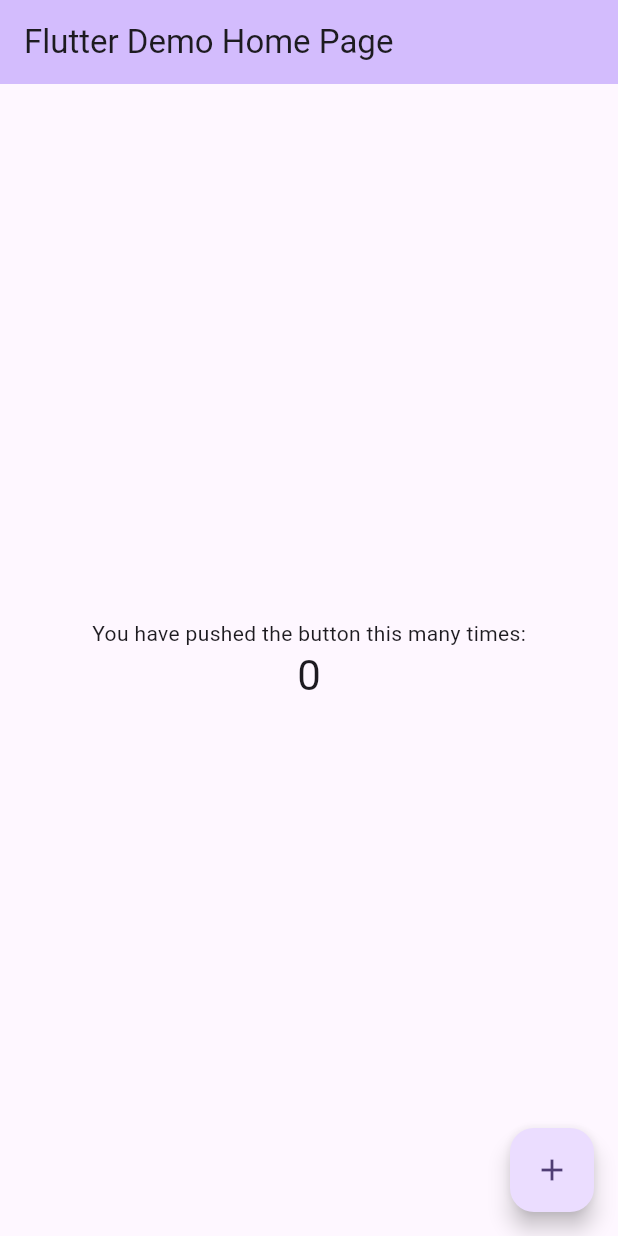
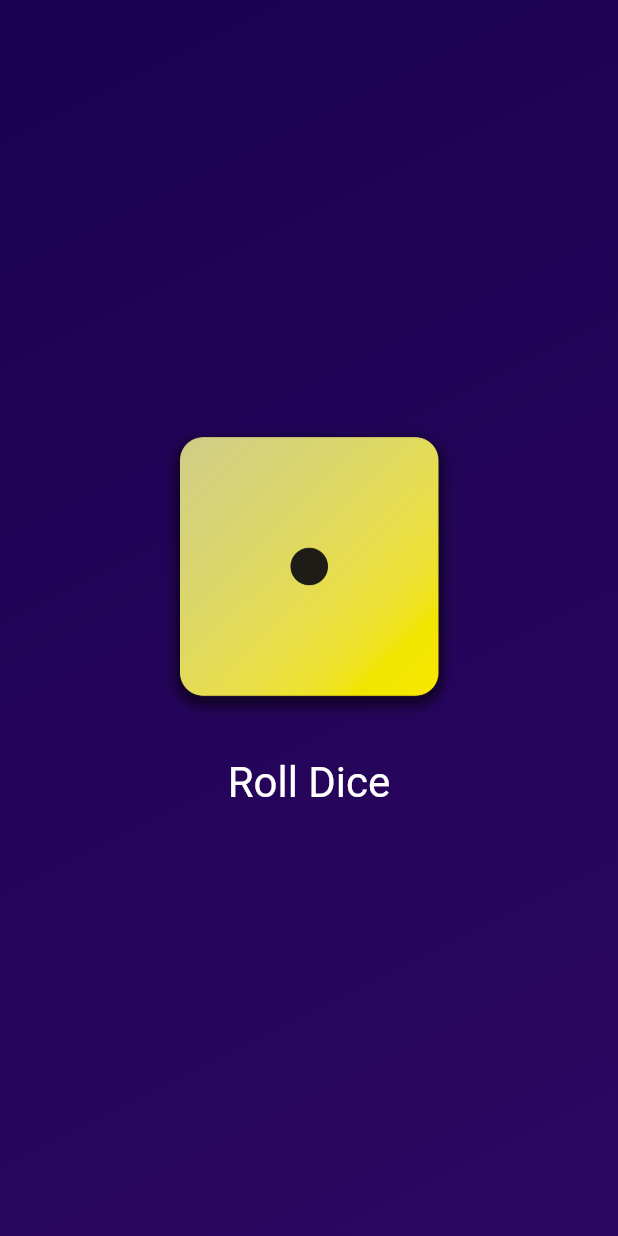
Before and after one commit to gustavoDuarte96/roll_dice_app, a Flutter app: the screen it shows after launch, on a phone screen of 412 x 824 dp. Run offline on Flutter 3.47's test engine with Material 3 defaults, Android fonts, the phone set to English and light mode, and no system bars.

Commit message:
Finish app

```diff
--- /dev/null
+++ b/lib/dice_roller.dart
@@ -0,0 +1,41 @@
+import 'package:flutter/material.dart';
+import 'dart:math';
+
+final randomizer = Random();
+
+class DiceRoller extends StatefulWidget {
+  const DiceRoller({super.key});
+
+  @override
+  State<DiceRoller> createState() {
+    return _DiceRollerState();
+  }
+}
+
+class _DiceRollerState extends State<DiceRoller> {
+  var currentDiceNumber = 1;
+
+  void rollDice() {
+    setState(() {
+      currentDiceNumber = randomizer.nextInt(6) + 1;
+    });
+  }
+
+  @override
+  Widget build(context) {
+    return Column(
+          mainAxisAlignment: MainAxisAlignment.center,
+          children: [
+            Image.asset(
+              'assets/images/dice-$currentDiceNumber.png',
+              width: 200,
+            ),
+            const SizedBox(height: 20),
+            TextButton(
+                onPressed: rollDice,
+                style: TextButton.styleFrom(foregroundColor: Colors.white, textStyle: const TextStyle(fontSize: 28)),
+                child: const Text('Roll Dice'))
+          ],
+        );
+  }
+}
--- /dev/null
+++ b/lib/gradient_container.dart
@@ -0,0 +1,30 @@
+import 'package:flutter/material.dart';
+import 'package:roll_dice_app/dice_roller.dart';
+
+const startAlignament = Alignment.topLeft;
+const endAlignament = Alignment.bottomRight;
+
+class GradientContainer extends StatelessWidget {
+  const GradientContainer(this.startColor, this.endColor, {super.key});
+
+  final Color startColor;
+  final Color endColor;
+
+  @override
+  Widget build(context) {
+    return Container(
+      decoration: BoxDecoration(
+          gradient: LinearGradient(
+        colors: [
+          startColor,
+          endColor,
+        ],
+        begin: startAlignament,
+        end: endAlignament,
+      )),
+      child: const Center(
+        child: DiceRoller(),
+      )
+    );
+  }
+}
--- a/lib/main.dart
+++ b/lib/main.dart
@@ -1,125 +1,14 @@
 import 'package:flutter/material.dart';
+import 'package:roll_dice_app/gradient_container.dart';
 
 void main() {
-  runApp(const MyApp());
+  runApp(principal);
 }
 
-class MyApp extends StatelessWidget {
-  const MyApp({super.key});
-
-  // This widget is the root of your application.
-  @override
-  Widget build(BuildContext context) {
-    return MaterialApp(
-      title: 'Flutter Demo',
-      theme: ThemeData(
-        // This is the theme of your application.
-        //
-        // TRY THIS: Try running your application with "flutter run". You'll see
-        // the application has a purple toolbar. Then, without quitting the app,
-        // try changing the seedColor in the colorScheme below to Colors.green
-        // and then invoke "hot reload" (save your changes or press the "hot
-        // reload" button in a Flutter-supported IDE, or press "r" if you used
-        // the command line to start the app).
-        //
-        // Notice that the counter didn't reset back to zero; the application
-        // state is not lost during the reload. To reset the state, use hot
-        // restart instead.
-        //
-        // This works for code too, not just values: Most code changes can be
-        // tested with just a hot reload.
-        colorScheme: ColorScheme.fromSeed(seedColor: Colors.deepPurple),
-        useMaterial3: true,
-      ),
-      home: const MyHomePage(title: 'Flutter Demo Home Page'),
-    );
-  }
-}
-
-class MyHomePage extends StatefulWidget {
-  const MyHomePage({super.key, required this.title});
-
-  // This widget is the home page of your application. It is stateful, meaning
-  // that it has a State object (defined below) that contains fields that affect
-  // how it looks.
-
-  // This class is the configuration for the state. It holds the values (in this
-  // case the title) provided by the parent (in this case the App widget) and
-  // used by the build method of the State. Fields in a Widget subclass are
-  // always marked "final".
-
-  final String title;
-
-  @override
-  State<MyHomePage> createState() => _MyHomePageState();
-}
-
-class _MyHomePageState extends State<MyHomePage> {
-  int _counter = 0;
-
-  void _incrementCounter() {
-    setState(() {
-      // This call to setState tells the Flutter framework that something has
-      // changed in this State, which causes it to rerun the build method below
-      // so that the display can reflect the updated values. If we changed
-      // _counter without calling setState(), then the build method would not be
-      // called again, and so nothing would appear to happen.
-      _counter++;
-    });
-  }
-
-  @override
-  Widget build(BuildContext context) {
-    // This method is rerun every time setState is called, for instance as done
-    // by the _incrementCounter method above.
-    //
-    // The Flutter framework has been optimized to make rerunning build methods
-    // fast, so that you can just rebuild anything that needs updating rather
-    // than having to individually change instances of widgets.
-    return Scaffold(
-      appBar: AppBar(
-        // TRY THIS: Try changing the color here to a specific color (to
-        // Colors.amber, perhaps?) and trigger a hot reload to see the AppBar
-        // change color while the other colors stay the same.
-        backgroundColor: Theme.of(context).colorScheme.inversePrimary,
-        // Here we take the value from the MyHomePage object that was created by
-        // the App.build method, and use it to set our appbar title.
-        title: Text(widget.title),
-      ),
-      body: Center(
-        // Center is a layout widget. It takes a single child and positions it
-        // in the middle of the parent.
-        child: Column(
-          // Column is also a layout widget. It takes a list of children and
-          // arranges them vertically. By default, it sizes itself to fit its
-          // children horizontally, and tries to be as tall as its parent.
-          //
-          // Column has various properties to control how it sizes itself and
-          // how it positions its children. Here we use mainAxisAlignment to
-          // center the children vertically; the main axis here is the vertical
-          // axis because Columns are vertical (the cross axis would be
-          // horizontal).
-          //
-          // TRY THIS: Invoke "debug painting" (choose the "Toggle Debug Paint"
-          // action in the IDE, or press "p" in the console), to see the
-          // wireframe for each widget.
-          mainAxisAlignment: MainAxisAlignment.center,
-          children: <Widget>[
-            const Text(
-              'You have pushed the button this many times:',
-            ),
-            Text(
-              '$_counter',
-              style: Theme.of(context).textTheme.headlineMedium,
-            ),
-          ],
-        ),
-      ),
-      floatingActionButton: FloatingActionButton(
-        onPressed: _incrementCounter,
-        tooltip: 'Increment',
-        child: const Icon(Icons.add),
-      ), // This trailing comma makes auto-formatting nicer for build methods.
-    );
-  }
-}
+MaterialApp principal = const MaterialApp(
+  home: Scaffold(
+    body: GradientContainer(
+        Color.fromARGB(255, 26, 2, 80),
+        Color.fromARGB(255, 45, 7, 98)),
+  ),
+);
--- /dev/null
+++ b/lib/styled_text.dart
@@ -0,0 +1,21 @@
+
+
+import 'package:flutter/material.dart';
+
+class StyledText extends StatelessWidget{
+  const StyledText(this.text, {super.key});
+
+  final String text;
+
+  @override
+  Widget build(BuildContext context){
+    return Text(
+        text,
+        style: const TextStyle(
+          fontSize: 28,
+          color: Colors.white,
+          fontWeight: FontWeight.bold,
+        )
+    );
+  }
+}
```
Also changed, not shown: pubspec.yaml (+8 -3 lines), assets/images/dice-1.png (added), assets/images/dice-2.png (added), assets/images/dice-3.png (added), assets/images/dice-4.png (added), assets/images/dice-5.png (added), assets/images/dice-6.png (added).
